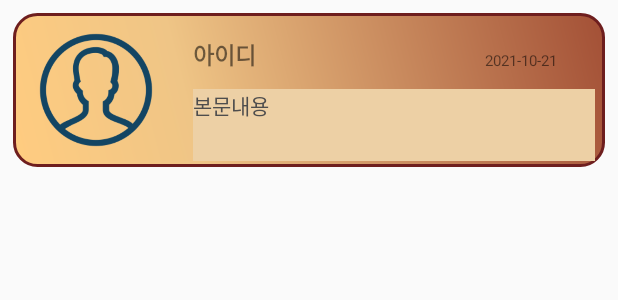
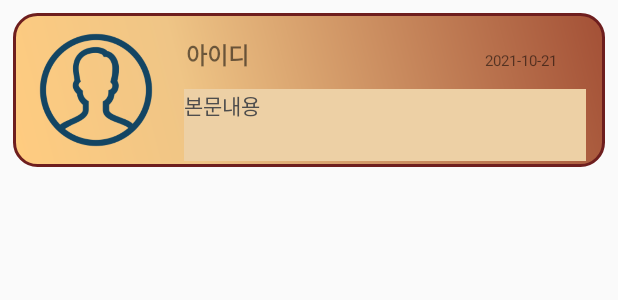
Before and after one commit to subJM/WeChat_Test, an Android app: the layout write_item.xml on its own in the app's theme, with its tools: preview values and no code run, on a phone screen of 412 x 824 dp. Shown: the top 300 px of the screen. Run offline under Robolectric (Android 15) with nearby library versions, the phone set to English and light mode, and no system bars.

Commit message:
adding Home

```diff
--- a/app/src/main/java/kr/or/mrhi/wechat/Activity/WriteActivity.java
+++ b/app/src/main/java/kr/or/mrhi/wechat/Activity/WriteActivity.java
@@ -60,7 +60,7 @@ public class WriteActivity extends AppCompatActivity implements View.OnClickList
     }
     @Override
     public void onBackPressed() {
-        if(etWrite != null){
+        if(etWrite.getText().toString() != null){
             AlertDialog.Builder builder = new AlertDialog.Builder(this);
             builder.setMessage("작성중인 글이 있습니다. 돌아가시겠습니까?");
             builder.setPositiveButton("확인", new DialogInterface.OnClickListener() {
--- a/app/src/main/res/layout/write_item.xml
+++ b/app/src/main/res/layout/write_item.xml
@@ -17,7 +17,7 @@
         app:layout_constraintTop_toTopOf="parent">
 
         <ImageView
-            android:id="@+id/imageView"
+            android:id="@+id/ivProfile"
             android:layout_width="100dp"
             android:layout_height="100dp"
             android:layout_margin="5dp"
@@ -33,12 +33,13 @@
             android:layout_height="23dp"
             android:layout_marginStart="10dp"
             android:layout_marginTop="16dp"
+            android:layout_marginEnd="160dp"
             android:text="아이디"
             android:textSize="15sp"
             android:textStyle="bold"
             app:layout_constraintEnd_toEndOf="parent"
             app:layout_constraintHorizontal_bias="0.031"
-            app:layout_constraintStart_toEndOf="@+id/imageView"
+            app:layout_constraintStart_toEndOf="@+id/ivProfile"
             app:layout_constraintTop_toTopOf="parent" />
 
         <TextView
@@ -51,21 +52,22 @@
             android:textStyle="normal"
             app:layout_constraintBottom_toBottomOf="parent"
             app:layout_constraintEnd_toEndOf="parent"
+            app:layout_constraintHorizontal_bias="1.0"
+            app:layout_constraintStart_toEndOf="@+id/tvId"
             app:layout_constraintTop_toTopOf="parent"
             app:layout_constraintVertical_bias="0.277" />
 
         <TextView
-            android:id="@+id/textView3"
+            android:id="@+id/tvWrite"
             android:layout_width="268dp"
             android:layout_height="48dp"
-            android:layout_marginStart="10dp"
             android:layout_marginBottom="4dp"
+            android:background="#EDD0A5"
             android:text="본문내용"
             android:textColor="#4E4D4D"
-            android:background="#EDD0A5"
             app:layout_constraintBottom_toBottomOf="parent"
             app:layout_constraintEnd_toEndOf="parent"
             app:layout_constraintHorizontal_bias="0.407"
-            app:layout_constraintStart_toEndOf="@+id/imageView" />
+            app:layout_constraintStart_toEndOf="@+id/ivProfile" />
     </androidx.constraintlayout.widget.ConstraintLayout>
 </LinearLayout>
```
Also changed, not shown: app/src/main/java/kr/or/mrhi/wechat/Adapter/ChatAdapter.java (+17 -7 lines), app/src/main/java/kr/or/mrhi/wechat/Data/UserData.java (+1 -87 lines).
